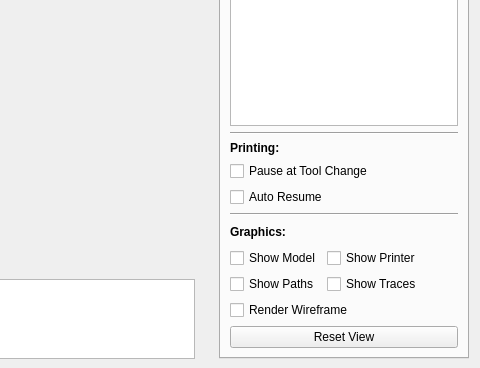
First picture: the form in ui/fabqtDialog.ui, repository GVallicrosa/FabQtV2, before the edit; both pictures show x 370 to 850 and y 348 to 716 of the 850 by 716 pixel window.
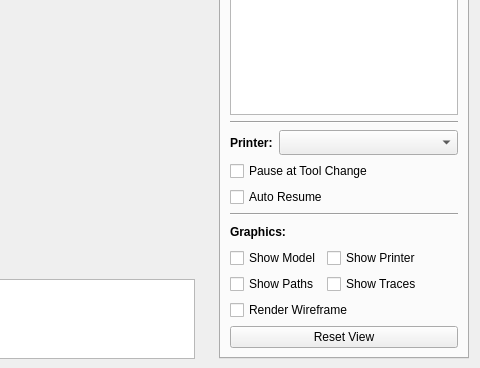
Second picture: the form after the edit. The open tabs and pages were chosen to show the change. Icons and pictures are not drawn. Custom widgets are drawn as their Qt base class.

Commit message: * Added printer combobox

Diff of the .ui file:
```diff
--- a/ui/fabqtDialog.ui
+++ b/ui/fabqtDialog.ui
@@ -1615,7 +1615,7 @@
         <attribute name="title">
          <string>Config</string>
         </attribute>
-        <layout class="QVBoxLayout" name="verticalLayout_10">
+        <layout class="QVBoxLayout" name="verticalLayout_3">
          <item>
           <layout class="QHBoxLayout" name="horizontalLayout">
            <item>
@@ -1700,9 +1700,15 @@
           </widget>
          </item>
          <item>
-          <layout class="QVBoxLayout" name="verticalLayout_3">
-           <item>
+          <layout class="QGridLayout" name="gridLayout_5">
+           <item row="0" column="0">
             <widget class="QLabel" name="printConfigLabel">
+             <property name="sizePolicy">
+              <sizepolicy hsizetype="Fixed" vsizetype="Preferred">
+               <horstretch>0</horstretch>
+               <verstretch>0</verstretch>
+              </sizepolicy>
+             </property>
              <property name="font">
               <font>
                <weight>75</weight>
@@ -1710,18 +1716,40 @@
               </font>
              </property>
              <property name="text">
-              <string>Printing:</string>
+              <string>Printer:</string>
              </property>
             </widget>
            </item>
-           <item>
+           <item row="0" column="1">
+            <widget class="QComboBox" name="printerComboBox">
+             <property name="sizePolicy">
+              <sizepolicy hsizetype="MinimumExpanding" vsizetype="Fixed">
+               <horstretch>0</horstretch>
+               <verstretch>0</verstretch>
+              </sizepolicy>
+             </property>
+             <property name="minimumSize">
+              <size>
+               <width>0</width>
+               <height>25</height>
+              </size>
+             </property>
+             <property name="maximumSize">
+              <size>
+               <width>16777215</width>
+               <height>25</height>
+              </size>
+             </property>
+            </widget>
+           </item>
+           <item row="1" column="0" colspan="2">
             <widget class="QCheckBox" name="pauseAtToolChangeCheckBox">
              <property name="text">
               <string>Pause at Tool Change</string>
              </property>
             </widget>
            </item>
-           <item>
+           <item row="2" column="0" colspan="2">
             <widget class="QCheckBox" name="autoResumeCheckBox">
              <property name="text">
               <string>Auto Resume</string>
```
The commit also changes 14 other files.
